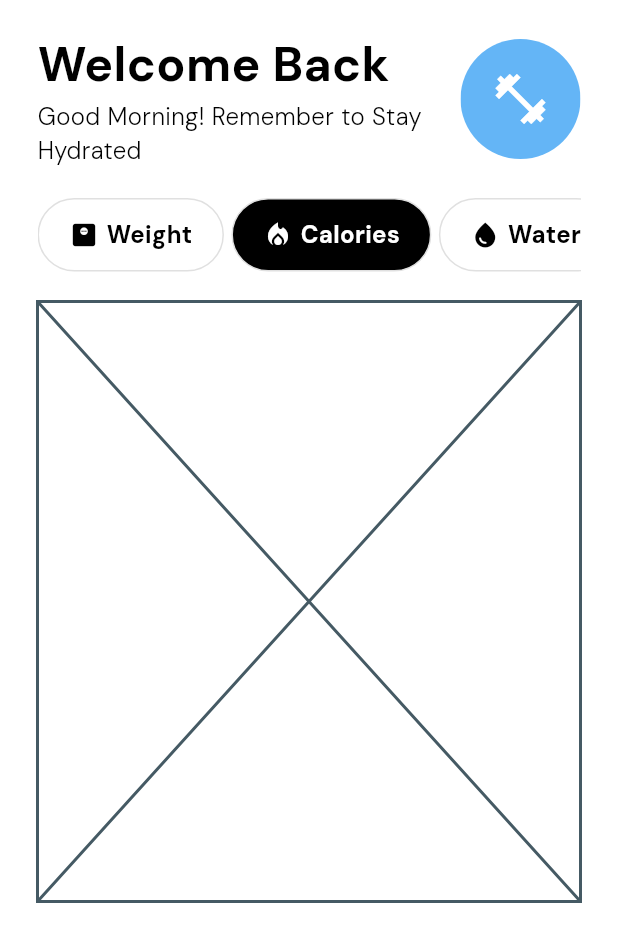
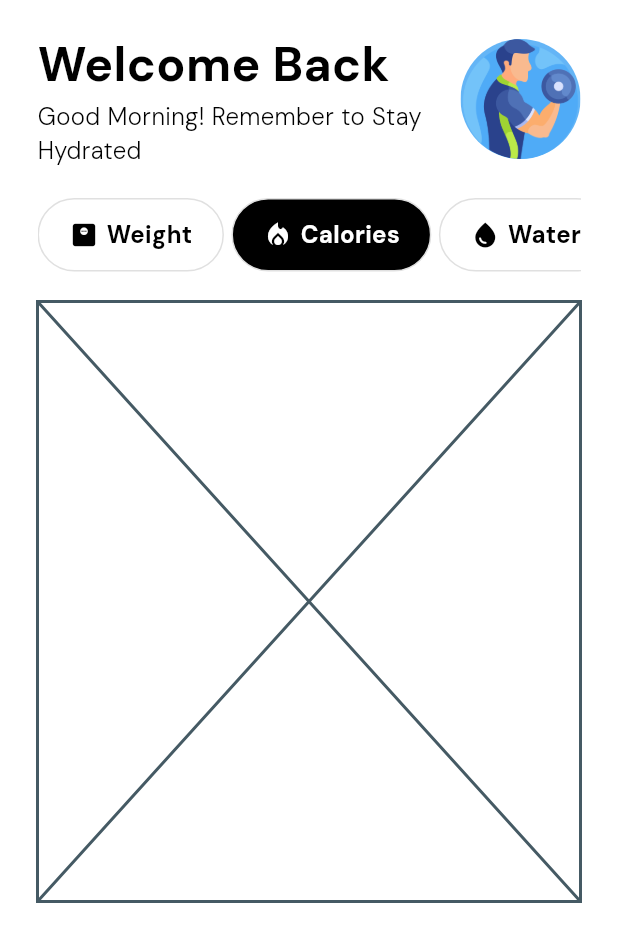
Before and after one commit to WangZX2001/GymFit, a Flutter app: the HomePage screen opened directly, after a tap on "Calories", on a phone screen of 412 x 824 dp. Shown: the top 942 px of the screen. Run offline on Flutter 3.47's test engine with Material 3 defaults, Android fonts, the phone set to English and light mode, and no system bars; our stand-ins replace cloud_firestore, firebase_auth, firebase_core, google_sign_in, persistent_bottom_nav_bar_v2, youtube_player_flutter; accounts and stored records are empty.

Commit message:
Version 1.1.15
Display starting weight and target weight inside the weighing scale box
Still need to work on the current weight box

```diff
--- a/lib/home_page_tabs/weight_tab.dart
+++ b/lib/home_page_tabs/weight_tab.dart
@@ -1,4 +1,6 @@
 import 'package:flutter/material.dart';
+import 'package:firebase_auth/firebase_auth.dart';
+import 'package:cloud_firestore/cloud_firestore.dart';
 
 class WeightTab extends StatefulWidget {
   const WeightTab({super.key});
@@ -8,19 +10,48 @@ class WeightTab extends StatefulWidget {
 }
 
 class _WeightTabState extends State<WeightTab> {
+  double? startingWeight;
+  double? targetWeight;
+  double? currentWeight;
+  bool isLoading = true;
+
+  @override
+  void initState() {
+    super.initState();
+    fetchWeights();
+  }
+
+  Future<void> fetchWeights() async {
+    final user = FirebaseAuth.instance.currentUser;
+    if (user != null) {
+      final doc =
+          await FirebaseFirestore.instance
+              .collection('users')
+              .doc(user.uid)
+              .get();
+      final data = doc.data();
+      if (data != null) {
+        setState(() {
+          startingWeight = (data['starting weight'] as num?)?.toDouble();
+          targetWeight = (data['target weight'] as num?)?.toDouble();
+          isLoading = false;
+        });
+      }
+    }
+  }
+
   @override
   Widget build(BuildContext context) {
     return Column(
       children: [
-
         Container(
           padding: const EdgeInsets.all(20),
           decoration: BoxDecoration(
-            color: Colors.white,
+            color: Colors.grey[100],
             borderRadius: BorderRadius.circular(25),
             boxShadow: [
               BoxShadow(
-                color: Colors.grey.withAlpha(26),
+                color: Colors.black.withAlpha(100),
                 spreadRadius: 2,
                 blurRadius: 10,
                 offset: const Offset(0, 5),
@@ -29,130 +60,89 @@ class _WeightTabState extends State<WeightTab> {
           ),
           child: Column(
             children: [
-              // Weight slider (visual)
+              Image.asset(width: 120, height: 50, 'lib/images/compass.png'),
+              const SizedBox(height: 10),
+
+              Container(
+                padding: const EdgeInsets.symmetric(
+                  horizontal: 30,
+                  vertical: 7,
+                ),
+                decoration: BoxDecoration(
+                  borderRadius: BorderRadius.circular(50),
+                  border: Border.all(color: Colors.grey.shade800, width: 2),
+                ),
+                child: const Text(
+                  //need to work on this
+                  'Need Work',
+                  style: TextStyle(fontSize: 22, fontWeight: FontWeight.bold),
+                ),
+              ),
+              const SizedBox(height: 5),
+              const Text(
+                'Current Weight',
+                style: TextStyle(color: Colors.black, fontSize: 14),
+              ),
+
+              const SizedBox(height: 10),
               SizedBox(
-                height: 60,
-                child: Row(
-                  mainAxisAlignment: MainAxisAlignment.center,
-                  children: [
-                    Expanded(
-                      child: Container(
-                        height: 8,
-                        decoration: BoxDecoration(
-                          gradient: LinearGradient(
-                            colors: [
-                              Colors.blue.shade300,
-                              Colors.blue.shade700,
-                            ],
-                          ),
-                          borderRadius: BorderRadius.circular(10),
-                        ),
+                width: double.infinity,
+                height: 180,
                 child: Stack(
                   alignment: Alignment.center,
+                  clipBehavior: Clip.none,
                   children: [
+                    // Arc
                     Positioned(
-                              left: 180,
-                              child: Container(
-                                width: 16,
-                                height: 16,
-                                decoration: BoxDecoration(
-                                  color: Colors.white,
-                                  shape: BoxShape.circle,
-                                  border: Border.all(
-                                    color: Colors.blue.shade700,
-                                    width: 2,
-                                  ),
-                                ),
-                              ),
-                            ),
-                          ],
-                        ),
-                      ),
-                    ),
-                  ],
+                      top: 0,
+                      child: SizedBox(
+                        width: 200,
+                        height: 100,
+                        child: CustomPaint(painter: TopArcPainter()),
                       ),
                     ),
 
-              // Current Weight
-              Container(
-                padding: const EdgeInsets.symmetric(
-                  horizontal: 20,
-                  vertical: 8,
-                ),
-                decoration: BoxDecoration(
-                  borderRadius: BorderRadius.circular(20),
-                  border: Border.all(color: Colors.grey.shade300),
-                ),
-                child: const Text(
-                  '85kg',
-                  style: TextStyle(fontSize: 22, fontWeight: FontWeight.bold),
-                ),
-              ),
-              const Text(
-                'Current Weight',
-                style: TextStyle(color: Colors.grey, fontSize: 14),
-              ),
-
-              const SizedBox(height: 20),
-
-              // Arc Progress with Person Icon
-              Stack(
-                alignment: Alignment.center,
-                children: [
-                  SizedBox(
-                    width: 200,
-                    height: 100,
-                    child: CustomPaint(painter: ArcPainter()),
-                  ),
-                  Container(
-                    width: 60,
-                    height: 60,
-                    decoration: BoxDecoration(
-                      color: Colors.blue[300],
-                      shape: BoxShape.circle,
-                    ),
-                    child: const Icon(
-                      Icons.person,
-                      size: 40,
-                      color: Colors.white,
-                    ),
-                  ),
-                ],
-              ),
-
-              // Start & Target Weight
-              Padding(
-                padding: const EdgeInsets.symmetric(horizontal: 15.0),
+                    // Start & Target Weight below arc
+                    Positioned(
+                      top: 110,
+                      left: 20,
+                      right: 20,
                       child: Row(
                         mainAxisAlignment: MainAxisAlignment.spaceBetween,
-                  children: const [
+                        children: [
                           Column(
                             children: [
                               Text(
-                          '90kg',
-                          style: TextStyle(
+                                '${startingWeight?.toStringAsFixed(1) ?? "--"}kg',
+                                style: const TextStyle(
                                   fontSize: 18,
                                   fontWeight: FontWeight.bold,
                                 ),
                               ),
-                        Text(
+                              const Text(
                                 'Starting Weight',
-                          style: TextStyle(color: Colors.grey, fontSize: 12),
+                                style: TextStyle(
+                                  color: Colors.black,
+                                  fontSize: 12,
+                                ),
                               ),
                             ],
                           ),
                           Column(
                             children: [
                               Text(
-                          '70kg',
-                          style: TextStyle(
+                                '${targetWeight?.toStringAsFixed(1) ?? "--"}kg',
+                                style: const TextStyle(
                                   fontSize: 18,
                                   fontWeight: FontWeight.bold,
                                 ),
                               ),
-                        Text(
+                              const Text(
                                 'Target Weight',
-                          style: TextStyle(color: Colors.grey, fontSize: 12),
+                                style: TextStyle(
+                                  color: Colors.black,
+                                  fontSize: 12,
+                                ),
                               ),
                             ],
                           ),
@@ -160,13 +150,27 @@ class _WeightTabState extends State<WeightTab> {
                       ),
                     ),
 
-              const SizedBox(height: 10),
+                    // Person image
+                    Positioned(
+                      top: 80,
+                      child: Container(
+                        width: 90,
+                        height: 90,
+                        decoration: BoxDecoration(
+                          color: Colors.blue[300],
+                          shape: BoxShape.circle,
+                        ),
+                        child: Image.asset('lib/images/strong.png'),
+                      ),
+                    ),
 
                     // Good Job Button
-              Container(
+                    Positioned(
+                      top: 155,
+                      child: Container(
                         padding: const EdgeInsets.symmetric(
-                  horizontal: 25,
-                  vertical: 10,
+                          horizontal: 15,
+                          vertical: 8,
                         ),
                         decoration: BoxDecoration(
                           color: Colors.black,
@@ -177,9 +181,16 @@ class _WeightTabState extends State<WeightTab> {
                           style: TextStyle(
                             color: Colors.white,
                             fontWeight: FontWeight.bold,
+                            fontSize: 20,
+                            fontFamily: 'DM Sans',
                           ),
                         ),
                       ),
+                    ),
+                  ],
+                ),
+              ),
+              const SizedBox(height: 20),
             ],
           ),
         ),
@@ -238,18 +249,17 @@ class _WeightTabState extends State<WeightTab> {
   }
 }
 
-// Reuse your ArcPainter
-class ArcPainter extends CustomPainter {
+class TopArcPainter extends CustomPainter {
   @override
   void paint(Canvas canvas, Size size) {
-    final Paint paint =
+    final paint =
         Paint()
-          ..color = Colors.grey.shade200
-          ..style = PaintingStyle.stroke
-          ..strokeWidth = 2;
+          ..color = Colors.grey.shade500
+          ..strokeWidth = 2
+          ..style = PaintingStyle.stroke;
 
     final Rect rect = Rect.fromLTRB(0, 0, size.width, size.height * 2);
-    canvas.drawArc(rect, 0, 3.14, false, paint);
+    canvas.drawArc(rect, 3.14, 3.14, false, paint); // draws a top arc
   }
 
   @override
--- a/lib/pages/body_data/form_page6.dart
+++ b/lib/pages/body_data/form_page6.dart
@@ -59,9 +59,9 @@ class _FormPage6State extends State<FormPage6> {
               .collection('users')
               .doc(user.uid)
               .get();
-      if (doc.exists && doc.data()!.containsKey('weight')) {
+      if (doc.exists && doc.data()!.containsKey('starting weight')) {
         setState(() {
-          userWeight = (doc['weight'] as num).toDouble();
+          userWeight = (doc['starting weight'] as num).toDouble();
         });
       }
     }
--- a/lib/pages/home_page.dart
+++ b/lib/pages/home_page.dart
@@ -67,13 +67,12 @@ class _HomePageState extends State<HomePage> {
                     ClipRRect(
                       borderRadius: BorderRadius.circular(50),
                       child: Container(
-                        color: Colors.blue[300],
                         width: 80,
                         height: 80,
-                        child: const Icon(
-                          Icons.fitness_center,
-                          size: 40,
-                          color: Colors.white,
+                        color: Colors.blue[300],
+                        child: Image.asset(
+                          'lib/images/fitness.png',
+                          fit: BoxFit.cover,
                         ),
                       ),
                     ),
```
Also changed, not shown: lib/images/compass.png (added), lib/images/strong.png (added). Lines whose indentation alone changed are shown as unchanged.
